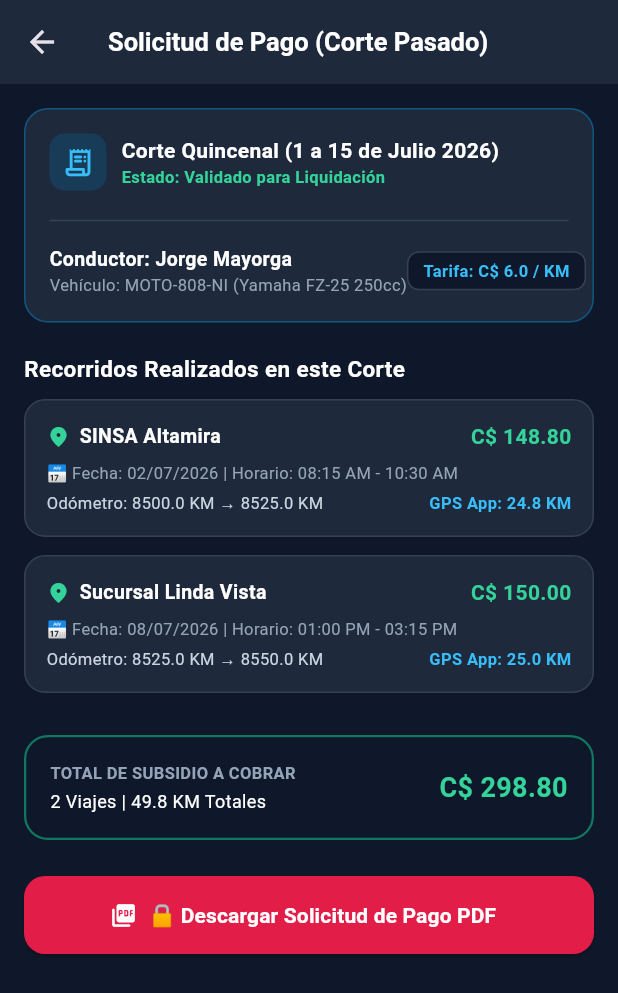
After one commit to Marktuay/TrackFleet360, a Flutter app: the VehicleSelectScreen screen opened directly, after a tap on "📄 Solicitud de Pago (Corte Pasado)", on a phone screen of 412 x 824 dp. The commit adds this screen. Shown: the top 993 px of the screen. Run offline on Flutter 3.47's test engine with Material 3 defaults, Android fonts, the phone set to English and light mode, and no system bars; our stand-ins replace dio, flutter_secure_storage, geolocator, image_picker; accounts and stored records are empty; network calls fail.

Commit message:
feat: add driver PDF subsidy payment claim form for past cutoff in mobile app

```diff
--- /dev/null
+++ b/mobile/lib/screens/subsidy_claim_screen.dart
@@ -0,0 +1,400 @@
+import 'package:flutter/material.dart';
+import '../models/models.dart';
+import '../services/api_service.dart';
+
+class SubsidyClaimScreen extends StatefulWidget {
+  const SubsidyClaimScreen({Key? key}) : super(key: key);
+
+  @override
+  State<SubsidyClaimScreen> createState() => _SubsidyClaimScreenState();
+}
+
+class _SubsidyClaimScreenState extends State<SubsidyClaimScreen> {
+  final ApiService _apiService = ApiService();
+  bool _isLoading = true;
+
+  // Mock data for Driver's Past Cutoff Subsidies Claim
+  final String _cutoffName = "Corte Quincenal (1 a 15 de Julio 2026)";
+  final String _driverName = "Jorge Mayorga";
+  final String _licenseNo = "LIC-774920";
+  final String _vehiclePlate = "MOTO-808-NI";
+  final String _vehicleModel = "Yamaha FZ-25 250cc";
+  final double _subsidyRate = 6.0; // 6 C$/km for motorcycles
+
+  List<Map<String, dynamic>> _pastJourneys = [
+    {
+      "id": 101,
+      "destino": "SINSA Altamira",
+      "fecha": "02/07/2026",
+      "hora_inicio": "08:15 AM",
+      "hora_fin": "10:30 AM",
+      "odo_inicio": 8500.0,
+      "odo_fin": 8525.0,
+      "km_gps": 24.8,
+      "subsidio": 148.80,
+    },
+    {
+      "id": 102,
+      "destino": "Sucursal Linda Vista",
+      "fecha": "08/07/2026",
+      "hora_inicio": "01:00 PM",
+      "hora_fin": "03:15 PM",
+      "odo_inicio": 8525.0,
+      "odo_fin": 8550.0,
+      "km_gps": 25.0,
+      "subsidio": 150.00,
+    },
+  ];
+
+  @override
+  void initState() {
+    super.initState();
+    _loadData();
+  }
+
+  void _loadData() async {
+    // Simulate API fetch delay
+    await Future.delayed(const Duration(milliseconds: 400));
+    if (mounted) {
+      setState(() {
+        _isLoading = false;
+      });
+    }
+  }
+
+  double get _totalKm => _pastJourneys.fold(0.0, (sum, j) => sum + (j['km_gps'] as double));
+  double get _totalSubsidy => _pastJourneys.fold(0.0, (sum, j) => sum + (j['subsidio'] as double));
+
+  void _generatePDFDocument() {
+    showDialog(
+      context: context,
+      builder: (ctx) => AlertDialog(
+        backgroundColor: const Color(0xFF0F172A),
+        shape: RoundedRectangleBorder(borderRadius: BorderRadius.circular(16)),
+        title: const Row(
+          children: [
+            Icon(Icons.picture_as_pdf_rounded, color: Color(0xFFF43F5E), size: 24),
+            SizedBox(width: 8),
+            Expanded(
+              child: Text(
+                'Solicitud de Pago PDF',
+                style: TextStyle(color: Colors.white, fontWeight: FontWeight.bold, fontSize: 16),
+              ),
+            ),
+          ],
+        ),
+        content: SingleChildScrollView(
+          child: Container(
+            padding: const EdgeInsets.all(12),
+            decoration: BoxDecoration(
+              color: Colors.white,
+              borderRadius: BorderRadius.circular(12),
+            ),
+            child: Column(
+              crossAxisAlignment: CrossAxisAlignment.start,
+              children: [
+                // Header Stamp
+                Container(
+                  padding: const EdgeInsets.all(8),
+                  decoration: BoxDecoration(
+                    color: const Color(0xFF0F172A),
+                    borderRadius: BorderRadius.circular(6),
+                  ),
+                  child: const Column(
+                    crossAxisAlignment: CrossAxisAlignment.start,
+                    children: [
+                      Text(
+                        'TRACKFLEET 360 - FORMATO OFICIAL',
+                        style: TextStyle(color: Colors.white, fontWeight: FontWeight.bold, fontSize: 11),
+                      ),
+                      Text(
+                        'SOLICITUD DE PAGO DE SUBSIDIO DE TRANSPORTE',
+                        style: TextStyle(color: Color(0xFF38BDF8), fontWeight: FontWeight.bold, fontSize: 10),
+                      ),
+                      Text(
+                        '🔒 DOCUMENTO CERTIFICADO Y NO MANIPULABLE',
+                        style: TextStyle(color: Color(0xFF34D399), fontSize: 9),
+                      ),
+                    ],
+                  ),
+                ),
+                const SizedBox(height: 10),
+                Text('Conductor: $_driverName', style: const TextStyle(color: Colors.black, fontWeight: FontWeight.bold, fontSize: 11)),
+                Text('Licencia: $_licenseNo', style: const TextStyle(color: Colors.black54, fontSize: 10)),
+                Text('Vehículo: $_vehiclePlate ($_vehicleModel)', style: const TextStyle(color: Colors.black54, fontSize: 10)),
+                Text('Período: $_cutoffName', style: const TextStyle(color: Colors.black54, fontSize: 10)),
+                const Divider(height: 16, color: Colors.black26),
+                const Text('Desglose de Recorridos Validados:', style: TextStyle(color: Colors.black, fontWeight: FontWeight.bold, fontSize: 11)),
+                const SizedBox(height: 6),
+                ..._pastJourneys.map((j) => Container(
+                  margin: const EdgeInsets.only(bottom: 6),
+                  padding: const EdgeInsets.all(6),
+                  decoration: BoxDecoration(
+                    color: const Color(0xFFF8FAFC),
+                    borderRadius: BorderRadius.circular(6),
+                    border: Border.all(color: Colors.black12),
+                  ),
+                  child: Column(
+                    crossAxisAlignment: CrossAxisAlignment.start,
+                    children: [
+                      Text('📍 Destino: ${j['destino']}', style: const TextStyle(color: Color(0xFF0F172A), fontWeight: FontWeight.bold, fontSize: 10)),
+                      Text('📅 Fecha: ${j['fecha']} (${j['hora_inicio']} - ${j['hora_fin']})', style: const TextStyle(color: Colors.black87, fontSize: 9)),
+                      Text('🚗 Odo: ${j['odo_inicio']} KM → ${j['odo_fin']} KM | GPS: ${j['km_gps']} KM', style: const TextStyle(color: Colors.black87, fontSize: 9)),
+                      Text('💰 Subsidio: C\$ ${j['subsidio'].toStringAsFixed(2)}', style: const TextStyle(color: Color(0xFF059669), fontWeight: FontWeight.bold, fontSize: 10)),
+                    ],
+                  ),
+                )),
+                const Divider(height: 16, color: Colors.black26),
+                Row(
+                  mainAxisAlignment: MainAxisAlignment.spaceBetween,
+                  children: [
+                    const Text('TOTAL A COBRAR:', style: TextStyle(color: Colors.black, fontWeight: FontWeight.bold, fontSize: 11)),
+                    Text('C\$ ${_totalSubsidy.toStringAsFixed(2)}', style: const TextStyle(color: Color(0xFF059669), fontWeight: FontWeight.bold, fontSize: 13)),
+                  ],
+                ),
+                const SizedBox(height: 12),
+                const Row(
+                  mainAxisAlignment: MainAxisAlignment.spaceBetween,
+                  children: [
+                    Text('_____________________\nFirma Conductor', style: TextStyle(color: Colors.black54, fontSize: 9), textAlign: TextAlign.center),
+                    Text('_____________________\nAprobación Supervisión', style: TextStyle(color: Colors.black54, fontSize: 9), textAlign: TextAlign.center),
+                  ],
+                ),
+              ],
+            ),
+          ),
+        ),
+        actions: [
+          TextButton(
+            onPressed: () => Navigator.pop(ctx),
+            child: const Text('Cerrar', style: TextStyle(color: Color(0xFF94A3B8))),
+          ),
+          ElevatedButton.icon(
+            onPressed: () {
+              Navigator.pop(ctx);
+              ScaffoldMessenger.of(context).showSnackBar(
+                SnackBar(
+                  content: Text('✓ Solicitud de Pago en PDF para $_driverName descargada exitosamente en el dispositivo.'),
+                  backgroundColor: const Color(0xFF10B981),
+                  duration: const Duration(seconds: 4),
+                ),
+              );
+            },
+            icon: const Icon(Icons.download_rounded, size: 18, color: Colors.white),
+            label: const Text('Descargar Archivo PDF', style: TextStyle(color: Colors.white, fontWeight: FontWeight.bold)),
+            style: ElevatedButton.styleFrom(
+              backgroundColor: const Color(0xFF0284C7),
+            ),
+          ),
+        ],
+      ),
+    );
+  }
+
+  @override
+  Widget build(BuildContext context) {
+    return Scaffold(
+      backgroundColor: const Color(0xFF0F172A),
+      appBar: AppBar(
+        backgroundColor: const Color(0xFF1E293B),
+        title: const Text(
+          'Solicitud de Pago (Corte Pasado)',
+          style: TextStyle(color: Colors.white, fontWeight: FontWeight.bold, fontSize: 17),
+        ),
+        elevation: 0,
+      ),
+      body: _isLoading
+          ? const Center(child: CircularProgressIndicator(color: Color(0xFF38BDF8)))
+          : SingleChildScrollView(
+              padding: const EdgeInsets.all(16),
+              child: Column(
+                crossAxisAlignment: CrossAxisAlignment.start,
+                children: [
+                  // Cutoff Header Card
+                  Container(
+                    width: double.infinity,
+                    padding: const EdgeInsets.all(16),
+                    decoration: BoxDecoration(
+                      color: const Color(0xFF1E293B),
+                      borderRadius: BorderRadius.circular(16),
+                      border: Border.all(color: const Color(0xFF0284C7).withOpacity(0.5)),
+                    ),
+                    child: Column(
+                      crossAxisAlignment: CrossAxisAlignment.start,
+                      children: [
+                        Row(
+                          children: [
+                            Container(
+                              padding: const EdgeInsets.all(8),
+                              decoration: BoxDecoration(
+                                color: const Color(0xFF0284C7).withOpacity(0.2),
+                                borderRadius: BorderRadius.circular(10),
+                              ),
+                              child: const Icon(Icons.receipt_long_rounded, color: Color(0xFF38BDF8), size: 22),
+                            ),
+                            const SizedBox(width: 10),
+                            Expanded(
+                              child: Column(
+                                crossAxisAlignment: CrossAxisAlignment.start,
+                                children: [
+                                  Text(
+                                    _cutoffName,
+                                    style: const TextStyle(color: Colors.white, fontWeight: FontWeight.bold, fontSize: 14),
+                                  ),
+                                  const Text(
+                                    'Estado: Validado para Liquidación',
+                                    style: TextStyle(color: Color(0xFF34D399), fontSize: 11, fontWeight: FontWeight.w600),
+                                  ),
+                                ],
+                              ),
+                            ),
+                          ],
+                        ),
+                        const SizedBox(height: 12),
+                        const Divider(color: Color(0xFF334155)),
+                        const SizedBox(height: 8),
+                        Row(
+                          mainAxisAlignment: MainAxisAlignment.spaceBetween,
+                          children: [
+                            Column(
+                              crossAxisAlignment: CrossAxisAlignment.start,
+                              children: [
+                                Text('Conductor: $_driverName', style: const TextStyle(color: Colors.white, fontWeight: FontWeight.bold, fontSize: 13)),
+                                Text('Vehículo: $_vehiclePlate ($_vehicleModel)', style: const TextStyle(color: Color(0xFF94A3B8), fontSize: 11)),
+                              ],
+                            ),
+                            Container(
+                              padding: const EdgeInsets.symmetric(horizontal: 10, vertical: 4),
+                              decoration: BoxDecoration(
+                                color: const Color(0xFF0F172A),
+                                borderRadius: BorderRadius.circular(8),
+                                border: Border.all(color: const Color(0xFF334155)),
+                              ),
+                              child: Text(
+                                'Tarifa: C\$ $_subsidyRate / KM',
+                                style: const TextStyle(color: Color(0xFF38BDF8), fontSize: 11, fontWeight: FontWeight.bold),
+                              ),
+                            ),
+                          ],
+                        ),
+                      ],
+                    ),
+                  ),
+
+                  const SizedBox(height: 20),
+                  const Text(
+                    'Recorridos Realizados en este Corte',
+                    style: TextStyle(color: Colors.white, fontWeight: FontWeight.bold, fontSize: 15),
+                  ),
+                  const SizedBox(height: 10),
+
+                  // Journeys List Cards
+                  ..._pastJourneys.map((j) => Container(
+                    margin: const EdgeInsets.only(bottom: 12),
+                    padding: const EdgeInsets.all(14),
+                    decoration: BoxDecoration(
+                      color: const Color(0xFF1E293B),
+                      borderRadius: BorderRadius.circular(14),
+                      border: Border.all(color: const Color(0xFF334155)),
+                    ),
+                    child: Column(
+                      crossAxisAlignment: CrossAxisAlignment.start,
+                      children: [
+                        Row(
+                          mainAxisAlignment: MainAxisAlignment.spaceBetween,
+                          children: [
+                            Row(
+                              children: [
+                                const Icon(Icons.place_rounded, color: Color(0xFF34D399), size: 16),
+                                const SizedBox(width: 6),
+                                Text(
+                                  j['destino'],
+                                  style: const TextStyle(color: Colors.white, fontWeight: FontWeight.bold, fontSize: 13),
+                                ),
+                              ],
+                            ),
+                            Text(
+                              'C\$ ${(j['subsidio'] as double).toStringAsFixed(2)}',
+                              style: const TextStyle(color: Color(0xFF34D399), fontWeight: FontWeight.bold, fontSize: 14),
+                            ),
+                          ],
+                        ),
+                        const SizedBox(height: 6),
+                        Text(
+                          '📅 Fecha: ${j['fecha']} | Horario: ${j['hora_inicio']} - ${j['hora_fin']}',
+                          style: const TextStyle(color: Color(0xFF94A3B8), fontSize: 11),
+                        ),
+                        const SizedBox(height: 4),
+                        Row(
+                          mainAxisAlignment: MainAxisAlignment.spaceBetween,
+                          children: [
+                            Text(
+                              'Odómetro: ${j['odo_inicio']} KM → ${j['odo_fin']} KM',
+                              style: const TextStyle(color: Color(0xFFCBD5E1), fontSize: 11),
+                            ),
+                            Text(
+                              'GPS App: ${j['km_gps']} KM',
+                              style: const TextStyle(color: Color(0xFF38BDF8), fontSize: 11, fontWeight: FontWeight.bold),
+                            ),
+                          ],
+                        ),
+                      ],
+                    ),
+                  )),
+
+                  const SizedBox(height: 16),
+
+                  // Totals Summary Card
+                  Container(
+                    width: double.infinity,
+                    padding: const EdgeInsets.all(16),
+                    decoration: BoxDecoration(
+                      color: const Color(0xFF0F172A),
+                      borderRadius: BorderRadius.circular(16),
+                      border: Border.all(color: const Color(0xFF10B981).withOpacity(0.6), width: 1.5),
+                    ),
+                    child: Row(
+                      mainAxisAlignment: MainAxisAlignment.spaceBetween,
+                      children: [
+                        Column(
+                          crossAxisAlignment: CrossAxisAlignment.start,
+                          children: [
+                            const Text('TOTAL DE SUBSIDIO A COBRAR', style: TextStyle(color: Color(0xFF94A3B8), fontSize: 11, fontWeight: FontWeight.bold)),
+                            const SizedBox(height: 2),
+                            Text('${_pastJourneys.length} Viajes | ${_totalKm.toStringAsFixed(1)} KM Totales', style: const TextStyle(color: Colors.white, fontSize: 12)),
+                          ],
+                        ),
+                        Text(
+                          'C\$ ${_totalSubsidy.toStringAsFixed(2)}',
+                          style: const TextStyle(color: Color(0xFF34D399), fontWeight: FontWeight.bold, fontSize: 18),
+                        ),
+                      ],
+                    ),
+                  ),
+
+                  const SizedBox(height: 24),
+
+                  // PDF Claim Download Button
+                  SizedBox(
+                    width: double.infinity,
+                    height: 52,
+                    child: ElevatedButton.icon(
+                      onPressed: _generatePDFDocument,
+                      icon: const Icon(Icons.picture_as_pdf_rounded, color: Colors.white),
+                      label: const Text(
+                        '🔒 Descargar Solicitud de Pago PDF',
+                        style: TextStyle(color: Colors.white, fontWeight: FontWeight.bold, fontSize: 14),
+                      ),
+                      style: ElevatedButton.styleFrom(
+                        backgroundColor: const Color(0xFFE11D48),
+                        shape: RoundedRectangleBorder(borderRadius: BorderRadius.circular(14)),
+                      ),
+                    ),
+                  ),
+                  const SizedBox(height: 16),
+                ],
+              ),
+            ),
+    );
+  }
+}
--- a/mobile/lib/screens/vehicle_select_screen.dart
+++ b/mobile/lib/screens/vehicle_select_screen.dart
@@ -5,6 +5,7 @@ import 'package:geolocator/geolocator.dart';
 import '../models/models.dart';
 import '../services/api_service.dart';
 import 'active_journey_screen.dart';
+import 'subsidy_claim_screen.dart';
 
 class VehicleSelectScreen extends StatefulWidget {
   const VehicleSelectScreen({super.key});
@@ -209,6 +210,19 @@ class _VehicleSelectScreenState extends State<VehicleSelectScreen> {
             const Text('Selección de Vehículo', style: TextStyle(color: Colors.white, fontWeight: FontWeight.bold, fontSize: 18)),
           ],
         ),
+        actions: [
+          IconButton(
+            tooltip: 'Solicitud de Pago PDF (Corte Pasado)',
+            icon: const Icon(Icons.picture_as_pdf_rounded, color: Color(0xFFF43F5E), size: 22),
+            onPressed: () {
+              Navigator.push(
+                context,
+                MaterialPageRoute(builder: (_) => const SubsidyClaimScreen()),
+              );
+            },
+          ),
+          const SizedBox(width: 4),
+        ],
         elevation: 0,
       ),
       body: _isLoading
@@ -218,6 +232,48 @@ class _VehicleSelectScreenState extends State<VehicleSelectScreen> {
               child: Column(
                 crossAxisAlignment: CrossAxisAlignment.start,
                 children: [
+                  // Banner button for PDF Subsidies Payment Request (Corte Pasado)
+                  GestureDetector(
+                    onTap: () {
+                      Navigator.push(
+                        context,
+                        MaterialPageRoute(builder: (_) => const SubsidyClaimScreen()),
+                      );
+                    },
+                    child: Container(
+                      width: double.infinity,
+                      margin: const EdgeInsets.only(bottom: 16),
+                      padding: const EdgeInsets.symmetric(horizontal: 14, vertical: 12),
+                      decoration: BoxDecoration(
+                        color: const Color(0xFF1E293B),
+                        borderRadius: BorderRadius.circular(12),
+                        border: Border.all(color: const Color(0xFFF43F5E).withOpacity(0.6), width: 1.5),
+                      ),
+                      child: const Row(
+                        children: [
+                          Icon(Icons.picture_as_pdf_rounded, color: Color(0xFFF43F5E), size: 22),
+                          SizedBox(width: 10),
+                          Expanded(
+                            child: Column(
+                              crossAxisAlignment: CrossAxisAlignment.start,
+                              children: [
+                                Text(
+                                  '📄 Solicitud de Pago (Corte Pasado)',
+                                  style: TextStyle(color: Colors.white, fontWeight: FontWeight.bold, fontSize: 13),
+                                ),
+                                Text(
+                                  'Descargar formulario PDF para cobro de subsidio',
+                                  style: TextStyle(color: Color(0xFF94A3B8), fontSize: 11),
+                                ),
+                              ],
+                            ),
+                          ),
+                          Icon(Icons.chevron_right_rounded, color: Color(0xFF94A3B8)),
+                        ],
+                      ),
+                    ),
+                  ),
+
                   const Text(
                     'Seleccione el vehículo asignado para el recorrido:',
                     style: TextStyle(color: Color(0xFF94A3B8), fontSize: 14),
```
Also changed, not shown: 1 other file.
